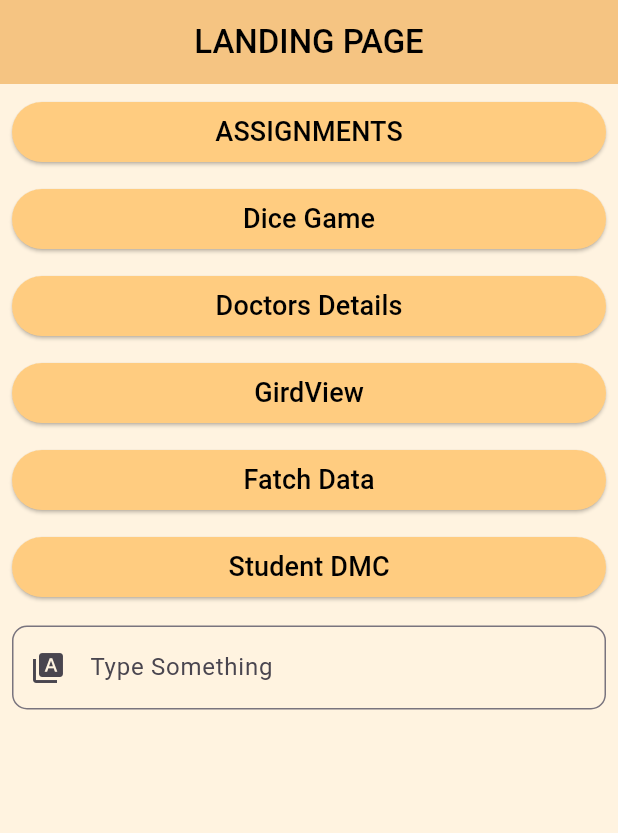
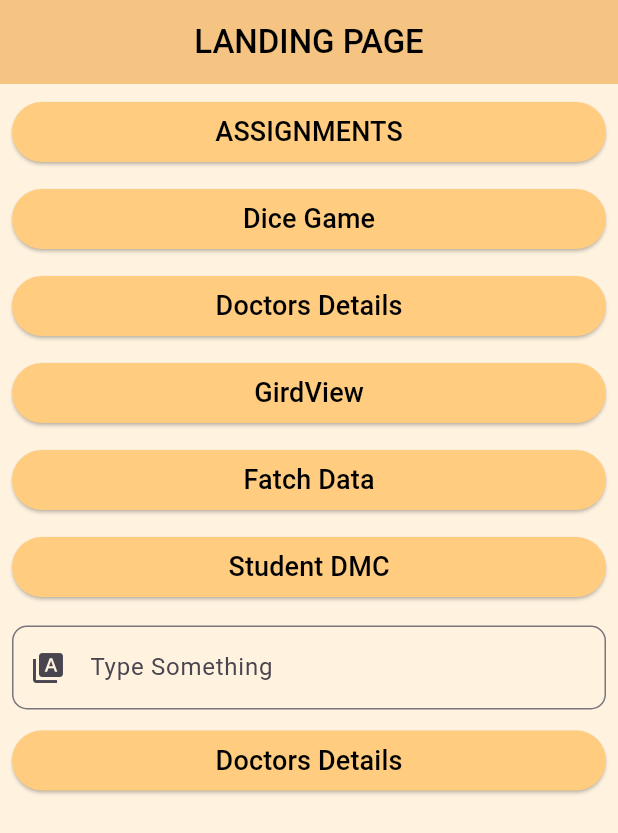
Before and after one commit to Muzzamy/flutter, a Flutter app: the screen it shows after launch, on a phone screen of 412 x 824 dp. Shown: the top 833 px of the screen. Run offline on Flutter 3.47's test engine with Material 3 defaults, Android fonts, the phone set to English and light mode, and no system bars; our stand-ins replace fluttertoast, gap, google_nav_bar.

Commit message:
git add. git commit 'new in landing' git push

```diff
--- a/lib/screens/landing_page/landing_page.dart
+++ b/lib/screens/landing_page/landing_page.dart
@@ -102,6 +102,15 @@ class LandingPage extends StatelessWidget {
                 ),
               ),
             ),
+            Gap(10),
+            ElevatedButton(onPressed: (){
+              Navigator.of(context).push(MaterialPageRoute(builder: (context){
+                return ListviewListviewBuilder(); }));
+            }, child: Text("Doctors Details",style: TextStyle(fontSize: 18)),
+              style: ElevatedButton.styleFrom(
+                  backgroundColor: Color(0xFFFFCC80),
+                  foregroundColor: Colors.black),
+            ),
           ],
         ),
       ),
```
